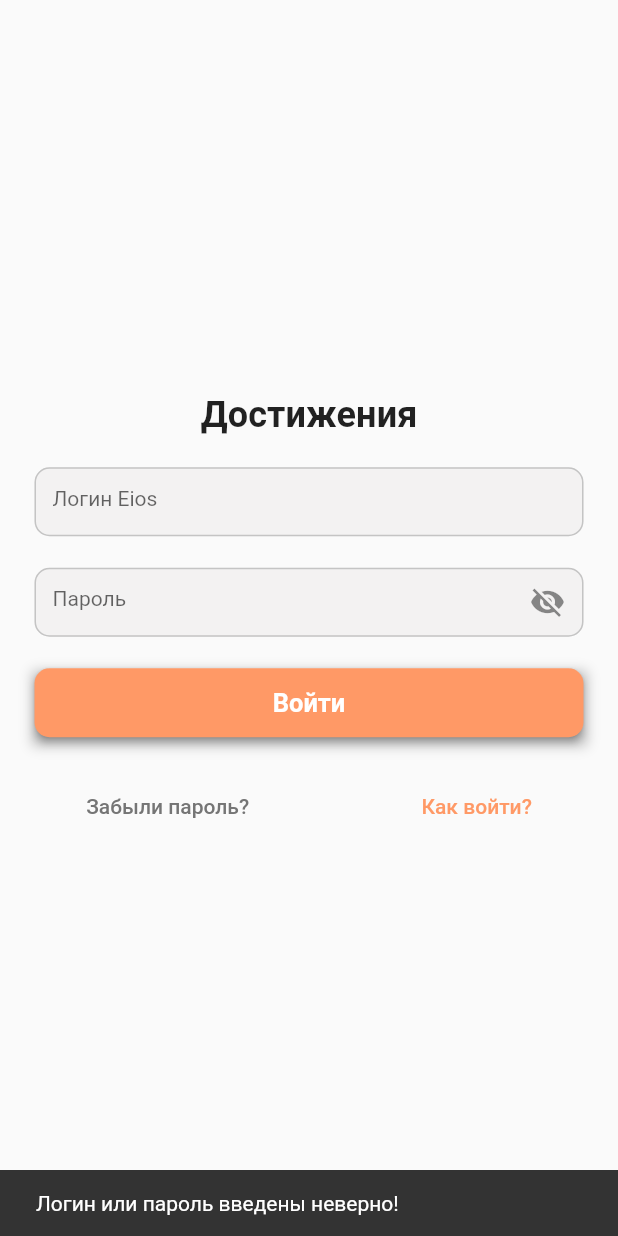
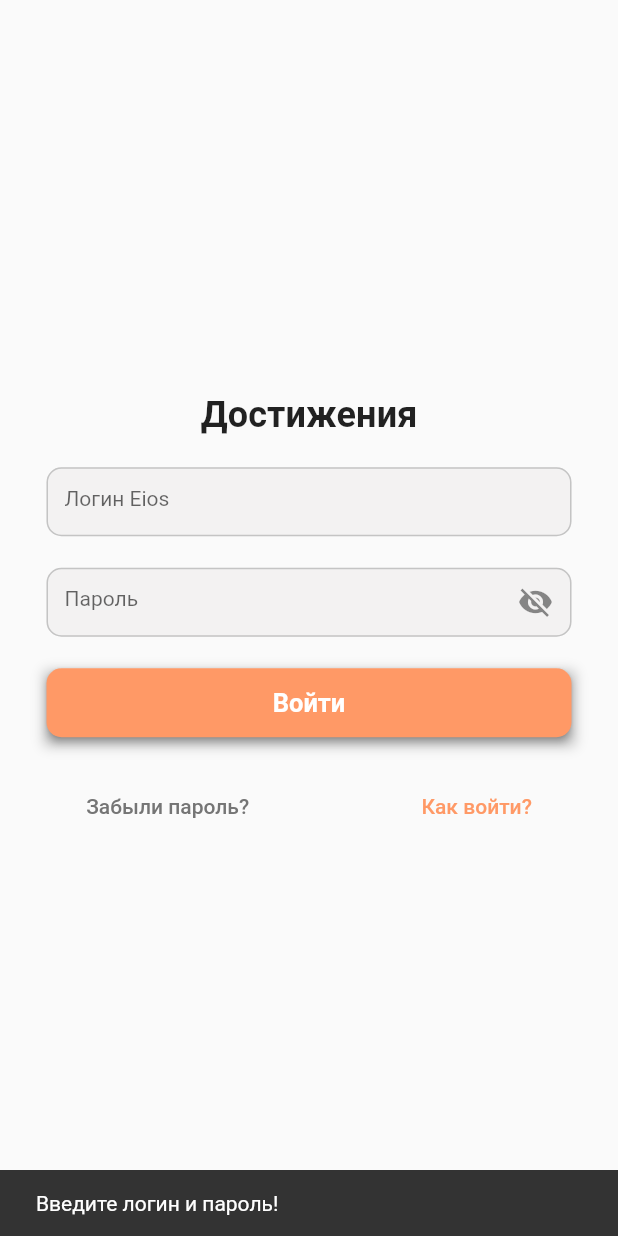
Before and after one commit to MihailLos/AchieveFlutter, a Flutter app: the screen it shows after launch, after a tap on "Войти", on a phone screen of 412 x 824 dp. Run offline on Flutter 3.47's test engine with Material 2 defaults, Android fonts, the phone set to English and light mode, and no system bars; our stand-ins replace convert, flutter_secure_storage, google_fonts, image_picker, logger and 1 more; missing offline and left inert: dart:ffi; Roboto replaces fonts that are missing (Montseratt, OpenSans).

Commit message:
Изменение размера кнопки на экране входа и удаление лишнего кода из ViewModel

```diff
--- a/lib/screens/login/login_screen.dart
+++ b/lib/screens/login/login_screen.dart
@@ -69,7 +69,7 @@ class LoginScreen extends StatelessWidget {
 
   _loginTextField(context, model) {
     return Container(
-      width: 366,
+      width: 350,
       height: 46,
       child: TextField(
         controller: model.loginController,
@@ -91,7 +91,7 @@ class LoginScreen extends StatelessWidget {
 
   _passwordTextField(context, model) {
     return Container(
-      width: 366,
+      width: 350,
       height: 46,
       child: TextField(
         controller: model.passwordController,
@@ -119,7 +119,7 @@ class LoginScreen extends StatelessWidget {
 
   _loginButton(context, model) {
     return Container(
-        width: 366,
+        width: 350,
         height: 46,
         decoration: BoxDecoration(
           boxShadow: <BoxShadow>[
--- a/lib/screens/login/login_viewmodel.dart
+++ b/lib/screens/login/login_viewmodel.dart
@@ -53,22 +53,9 @@ class LoginViewModel extends BaseViewModel {
       } else {
         SnackBar(content: Text("Логин или пароль введены неверно!"));
       }
-      // var response = await http.post(
-      //     Uri.parse("http://82.179.1.166:8080/authEios"),
-      //     headers: <String, String>{
-      //       'Content-Type': 'application/json',
-      //     },
-      //     body: jsonEncode({
-      //       'login': loginController.text,
-      //       'password': passwordController.text
-      //     }));
-      // if (response.statusCode == 200) {
-      //   ScaffoldMessenger.of(context).showSnackBar(
-      //       SnackBar(content: Text("Авторизация прошла успешно!")));
-      //   Navigator.push(context, new MaterialPageRoute(builder: (context) => HomeView()));
       } else {
         ScaffoldMessenger.of(context).showSnackBar(
-            SnackBar(content: Text("Логин или пароль введены неверно!")));
+            SnackBar(content: Text("Введите логин и пароль!")));
         // print(response.statusCode);
       }
     }
```
